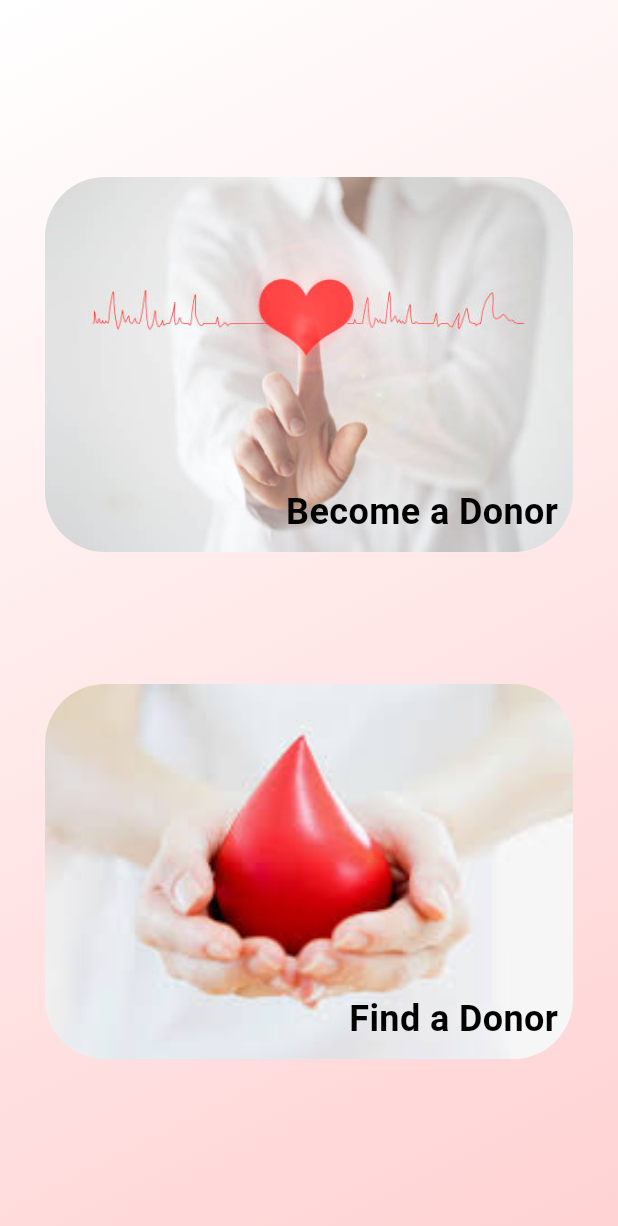
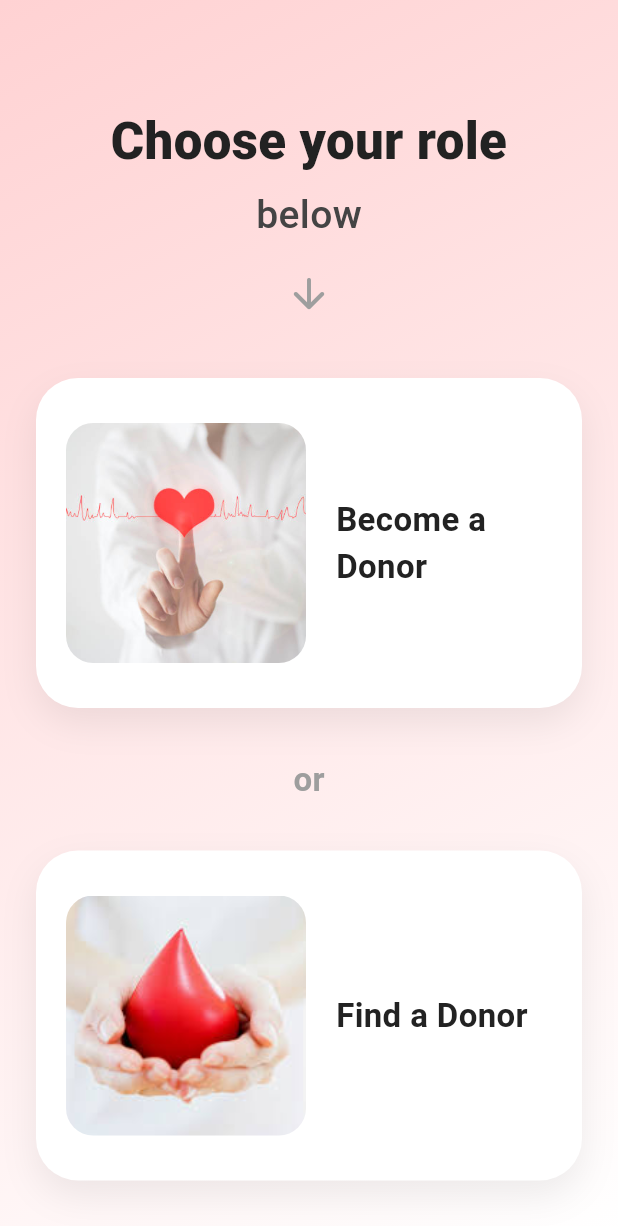
Before and after one commit to ArvinFox/LifeBlood-Blood-Donation-App, a Flutter app: the screen it shows after launch, after a tap on "Get Started", on a phone screen of 412 x 824 dp. Shown: the top 1226 px of the screen. Run offline on Flutter 3.47's test engine with Material 3 defaults, Android fonts, the phone set to English and light mode, and no system bars; our stand-ins replace carousel_slider, cloud_firestore, curved_navigation_bar, file_picker, firebase_auth, firebase_core and 3 more; missing offline and left inert: twilio_flutter; accounts and stored records are empty; project files that could hold a hidden picture were left out.

Commit message:
Getstarted page and role selection page UI changed

```diff
--- a/lib/screens/role_selection_page.dart
+++ b/lib/screens/role_selection_page.dart
@@ -7,62 +7,124 @@ class RoleSelectionPage extends StatelessWidget {
   Widget build(BuildContext context) {
     return Scaffold(
       body: Container(
+        width: double.infinity,
         decoration: BoxDecoration(
           gradient: LinearGradient(
-            colors: [Colors.white, Color(0xFFFFD2D3)],
+            colors: [Color(0xFFFFD2D3), Colors.white],
             begin: Alignment.topLeft,
             end: Alignment.bottomRight,
           ),
         ),
         child: Padding(
-          padding: const EdgeInsets.all(30),
+          padding: const EdgeInsets.symmetric(horizontal: 24),
           child: Column(
-            mainAxisAlignment: MainAxisAlignment.spaceEvenly,
             children: [
-              GestureDetector(
-                onTap: () {
-                  Navigator.pushNamed(context, "/login");
-                },
-                child: _buildSelectOption('Become a Donor', 'assets/images/become_donor.jpg'),
+              const SizedBox(height: 70),
+              const Text(
+                "Choose your role",
+                textAlign: TextAlign.center,
+                style: TextStyle(
+                  fontSize: 34,
+                  fontWeight: FontWeight.w900,
+                  color: Color(0xFF222222),
                 ),
-              GestureDetector(
-                onTap: () {
-                  Navigator.pushNamed(context, "/find-donor");
-                },
-                child:  _buildSelectOption('Find a Donor', 'assets/images/find_donor.jpeg'),
               ),
+              const SizedBox(height: 6),
+              const Text(
+                "below",
+                style: TextStyle(
+                  fontSize: 26,
+                  fontWeight: FontWeight.w500,
+                  color: Color(0xFF444444),
+                ),
+              ),
+              const SizedBox(height: 18),
+              const Icon(Icons.arrow_downward_rounded, size: 32, color: Colors.grey),
+              const SizedBox(height: 40),
+
+              // Donor Card
+              _roleCard(
+                context,
+                title: "Become a Donor",
+                imagePath: "assets/images/become_donor.jpg",
+                onTap: () => Navigator.pushNamed(context, "/login"),
+              ),
+
+              const SizedBox(height: 32),
+              const Text(
+                "or",
+                style: TextStyle(
+                  fontSize: 22,
+                  fontWeight: FontWeight.bold,
+                  color: Colors.grey,
+                ),
+              ),
+              const SizedBox(height: 32),
+
+              // Find Donor Card
+              _roleCard(
+                context,
+                title: "Find a Donor",
+                imagePath: "assets/images/find_donor.jpeg",
+                onTap: () => Navigator.pushNamed(context, "/find-donor"),
+              ),
+              const SizedBox(height: 40),
             ],
           ),
         ),
       ),
     );
   }
-}
 
-Widget _buildSelectOption(String option, String imgUrl) {
-  return Stack(
+  Widget _roleCard(
+    BuildContext context, {
+    required String title,
+    required String imagePath,
+    required VoidCallback onTap,
+  }) {
+    return GestureDetector(
+      onTap: onTap,
+      child: Container(
+        width: double.infinity,
+        height: 220,
+        decoration: BoxDecoration(
+          color: Colors.white,
+          borderRadius: BorderRadius.circular(28),
+          boxShadow: [
+            BoxShadow(
+              color: Colors.black.withOpacity(0.07),
+              blurRadius: 20,
+              offset: const Offset(0, 10),
+            )
+          ],
+        ),
+        child: Row(
           children: [
+            const SizedBox(width: 20),
             ClipRRect(
-        borderRadius: BorderRadius.circular(40),
+              borderRadius: BorderRadius.circular(18),
               child: Image.asset(
-          imgUrl.toString(),
-          width: double.infinity,
-          height: 250,
+                imagePath,
+                height: 160,
+                width: 160,
                 fit: BoxFit.cover,
               ),
             ),
-      Positioned(
-        bottom: 10,
-        right: 10,
+            const SizedBox(width: 20),
+            Expanded(
               child: Text(
-          option,
-          style: TextStyle(
-            color: Colors.black,
-            fontSize: 24,
+                title,
+                style: const TextStyle(
+                  fontSize: 22,
                   fontWeight: FontWeight.bold,
+                  color: Color(0xFF222222),
                 ),
               ),
             ),
+            const SizedBox(width: 20),
           ],
+        ),
+      ),
     );
   }
+}
--- a/lib/screens/static/get_started_page.dart
+++ b/lib/screens/static/get_started_page.dart
@@ -7,66 +7,133 @@ class GetStartedPage extends StatelessWidget {
   @override
   Widget build(BuildContext context) {
     return Scaffold(
-      body: Container(
+      body: SafeArea(
+        child: Container(
           decoration: BoxDecoration(
             gradient: LinearGradient(
-            colors: [Color(0xFFFFD2D3), Colors.white],
+              colors: [Color(0xFFFCF1F5), Color(0xFFFAE1E6)],
               begin: Alignment.topLeft,
               end: Alignment.bottomRight,
             ),
           ),
           child: Padding(
-          padding: const EdgeInsets.all(30),
+            padding: const EdgeInsets.symmetric(horizontal: 20, vertical: 15),
             child: Column(
-            mainAxisAlignment: MainAxisAlignment.spaceEvenly,
+              mainAxisAlignment: MainAxisAlignment.start,
+              crossAxisAlignment: CrossAxisAlignment.center,
               children: [
+                RichText(
+                  text: TextSpan(
+                    style: TextStyle(
+                      fontSize: 28,
+                      fontWeight: FontWeight.bold,
+                    ),
+                    children: [
+                      TextSpan(
+                        text: "Welcome to Life",
+                        style: TextStyle(color: Colors.black),
+                      ),
+                      TextSpan(
+                        text: "Blood",
+                        style: TextStyle(color: Color(0xFFE50F2A)),
+                      ),
+                      TextSpan(
+                        text: "!",
+                        style: TextStyle(color: Colors.black),
+                      ),
+                    ],
+                  ),
+                ),
+                const SizedBox(height: 20),
                 ClipRRect(
-                borderRadius: BorderRadius.circular(40),
+                  borderRadius: BorderRadius.circular(30),
                   child: Image.asset(
                     "assets/images/get_started.jpg",
                     width: double.infinity,
+                    height: 250,
                     fit: BoxFit.cover,
                   ),
                 ),
-              RichText(
+                const SizedBox(height: 30),
+                Container(
+                  padding: const EdgeInsets.all(15),
+                  decoration: BoxDecoration(
+                    color: Colors.white.withOpacity(0.8),
+                    borderRadius: BorderRadius.circular(15),
+                    boxShadow: [
+                      BoxShadow(
+                        color: Colors.black12,
+                        blurRadius: 10,
+                        offset: Offset(0, 4),
+                      ),
+                    ],
+                  ),
+                  child: RichText(
                     textAlign: TextAlign.center,
-                text: TextSpan(children: [
+                    text: TextSpan(
+                      children: [
                         TextSpan(
-                    text: "Welcome to ",
+                          text: "Join a community of heroes who save lives every day. Find blood donors, and track your donation history with ease.",
                           style: TextStyle(
-                      color: Colors.black,
-                      fontSize: 26,
+                            color: Colors.black.withOpacity(0.7),
+                            fontSize: 18,
+                            height: 1.6,
                           ),
                         ),
-                  TextSpan(
-                    text: "LifeBlood! \n",
-                    style: TextStyle(
-                      color: Color(0xFFE50F2A),
-                      fontSize: 26,
+                      ],
                     ),
                   ),
-                  TextSpan(
-                    text:
-                        "Join a community of heroes who save  lives every day. Find blood donors, and track your donation history with easy.",
+                ),
+                Container(
+                  padding: const EdgeInsets.all(15),
+                  margin: const EdgeInsets.only(top: 30),
+                  decoration: BoxDecoration(
+                    color: Colors.white.withOpacity(0.9),
+                    borderRadius: BorderRadius.circular(15),
+                    boxShadow: [
+                      BoxShadow(
+                        color: Colors.black12,
+                        blurRadius: 10,
+                        offset: Offset(0, 6),
+                      ),
+                    ],
+                  ),
+                  child: Column(
+                    children: [
+                      Text(
+                        "Why Donate Blood?",
                         style: TextStyle(
-                      color: Colors.black,
-                      fontSize: 26,
+                          fontSize: 22,
+                          fontWeight: FontWeight.bold,
+                          color: Color(0xFFE50F2A),
                         ),
                       ),
-                ]),
+                      const SizedBox(height: 15),
+                      Text(
+                        "Blood donations are crucial to saving lives. Every drop counts, and every donation brings hope to someone in need. You can be a hero today by donating blood and helping those who need it most.",
+                        style: TextStyle(
+                          fontSize: 16,
+                          color: Colors.black.withOpacity(0.7),
+                          height: 1.5,
                         ),
-              //get started button
+                        textAlign: TextAlign.center,
+                      ),
+                    ],
+                  ),
+                ),
+                const SizedBox(height: 40),
                 CustomButton(
                         btnLabel: 'Get Started',
-                cornerRadius: 100,
+                        cornerRadius: 50,
                         onPressed: () {
                           Navigator.pushNamed(context, "/select-role");
                         },
-                btnColor: Colors.white,
-                btnBorderColor: Colors.red,
-                labelColor: Colors.red,
+                        btnColor: Color(0xFFE50F2A),
+                        btnBorderColor: Colors.transparent,
+                        labelColor: Colors.white,
                       ),
               ],
+            ),
           ),
         ),
       ),
```
Also changed, not shown: pubspec.lock. Lines whose indentation alone changed are shown as unchanged.
